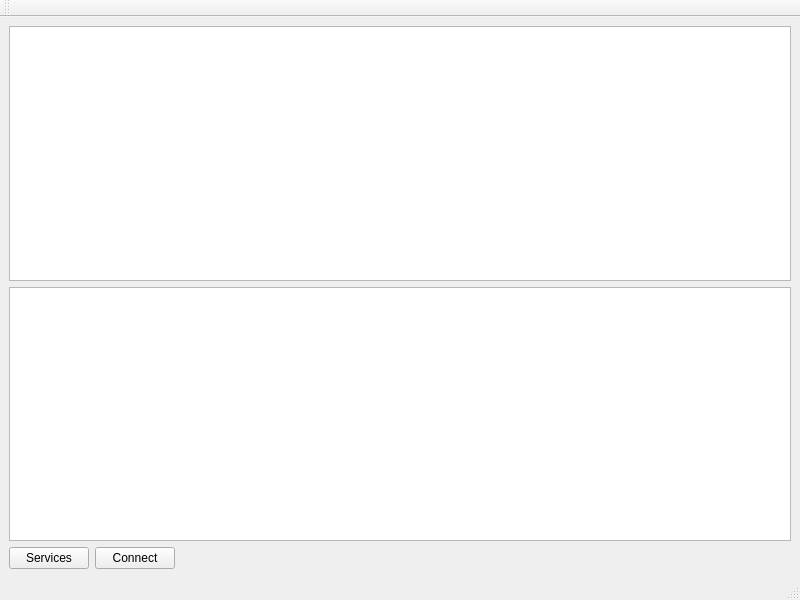
The window that qscanner/mainwindow.ui (svenssonjoel/BLE_S) describes before a commit, drawn with Qt 5.
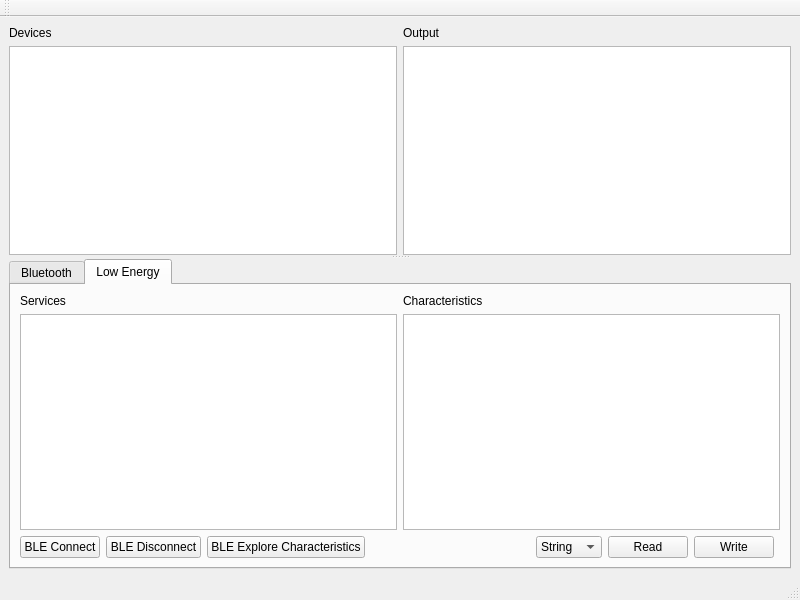
The same window after the commit.

Commit message: Pushing the results of weekend hacking

Patch:
```diff
--- a/qscanner/mainwindow.ui
+++ b/qscanner/mainwindow.ui
@@ -14,43 +14,213 @@
    <string>MainWindow</string>
   </property>
   <widget class="QWidget" name="centralwidget">
-   <layout class="QGridLayout" name="gridLayout_2">
+   <layout class="QGridLayout" name="gridLayout_5">
     <item row="0" column="0">
-     <widget class="QListWidget" name="devicesListWidget"/>
-    </item>
-    <item row="2" column="0">
-     <layout class="QGridLayout" name="gridLayout">
-      <item row="0" column="2">
-       <spacer name="horizontalSpacer">
-        <property name="orientation">
-         <enum>Qt::Horizontal</enum>
-        </property>
-        <property name="sizeHint" stdset="0">
-         <size>
-          <width>40</width>
-          <height>20</height>
-         </size>
-        </property>
-       </spacer>
-      </item>
-      <item row="0" column="0">
-       <widget class="QPushButton" name="servicesPushButton">
-        <property name="text">
-         <string>Services</string>
-        </property>
+     <widget class="QSplitter" name="splitter">
+      <property name="orientation">
+       <enum>Qt::Vertical</enum>
+      </property>
+      <widget class="QWidget" name="">
+       <layout class="QGridLayout" name="gridLayout_3">
+        <item row="1" column="0">
+         <widget class="QListWidget" name="devicesListWidget"/>
+        </item>
+        <item row="0" column="0">
+         <widget class="QLabel" name="label_4">
+          <property name="text">
+           <string>Devices</string>
+          </property>
+         </widget>
+        </item>
+        <item row="0" column="1">
+         <widget class="QLabel" name="label_5">
+          <property name="text">
+           <string>Output</string>
+          </property>
+         </widget>
+        </item>
+        <item row="1" column="1">
+         <widget class="QPlainTextEdit" name="outputPlainTextEdit"/>
+        </item>
+       </layout>
+      </widget>
+      <widget class="QTabWidget" name="tabWidget">
+       <property name="currentIndex">
+        <number>1</number>
+       </property>
+       <widget class="QWidget" name="tab">
+        <attribute name="title">
+         <string>Bluetooth</string>
+        </attribute>
+        <layout class="QGridLayout" name="gridLayout_2">
+         <item row="1" column="0">
+          <widget class="QListWidget" name="servicesListWidget"/>
+         </item>
+         <item row="0" column="0">
+          <widget class="QLabel" name="label_3">
+           <property name="text">
+            <string>Services</string>
+           </property>
+          </widget>
+         </item>
+         <item row="2" column="0">
+          <layout class="QGridLayout" name="gridLayout">
+           <item row="0" column="1">
+            <widget class="QPushButton" name="connectPushButton">
+             <property name="text">
+              <string>Connect</string>
+             </property>
+            </widget>
+           </item>
+           <item row="0" column="0">
+            <widget class="QPushButton" name="servicesPushButton">
+             <property name="text">
+              <string>Services</string>
+             </property>
+            </widget>
+           </item>
+           <item row="0" column="2">
+            <spacer name="horizontalSpacer_2">
+             <property name="orientation">
+              <enum>Qt::Horizontal</enum>
+             </property>
+             <property name="sizeHint" stdset="0">
+              <size>
+               <width>40</width>
+               <height>20</height>
+              </size>
+             </property>
+            </spacer>
+           </item>
+          </layout>
+         </item>
+        </layout>
        </widget>
-      </item>
-      <item row="0" column="1">
-       <widget class="QPushButton" name="connectPushButton">
-        <property name="text">
-         <string>Connect</string>
-        </property>
+       <widget class="QWidget" name="tab_2">
+        <attribute name="title">
+         <string>Low Energy</string>
+        </attribute>
+        <layout class="QGridLayout" name="gridLayout_6">
+         <item row="1" column="5">
+          <widget class="QPushButton" name="bleCharacteristicReadPushButton">
+           <property name="text">
+            <string>Read</string>
+           </property>
+          </widget>
+         </item>
+         <item row="1" column="2">
+          <widget class="QPushButton" name="bleServiceConnectpushButton">
+           <property name="text">
+            <string>BLE Explore Characteristics</string>
+           </property>
+          </widget>
+         </item>
+         <item row="1" column="0">
+          <widget class="QPushButton" name="bleConnectPushButton">
+           <property name="text">
+            <string>BLE Connect</string>
+           </property>
+          </widget>
+         </item>
+         <item row="0" column="0" colspan="8">
+          <layout class="QGridLayout" name="gridLayout_4">
+           <item row="1" column="0">
+            <widget class="QListWidget" name="bleServicesListWidget"/>
+           </item>
+           <item row="0" column="1">
+            <widget class="QLabel" name="label_2">
+             <property name="text">
+              <string>Characteristics</string>
+             </property>
+            </widget>
+           </item>
+           <item row="0" column="0">
+            <widget class="QLabel" name="label">
+             <property name="text">
+              <string>Services</string>
+             </property>
+            </widget>
+           </item>
+           <item row="1" column="1">
+            <widget class="QListWidget" name="bleCharacteristicsListWidget"/>
+           </item>
+          </layout>
+         </item>
+         <item row="1" column="1">
+          <widget class="QPushButton" name="bleDisconnectPushButton">
+           <property name="text">
+            <string>BLE Disconnect</string>
+           </property>
+          </widget>
+         </item>
+         <item row="1" column="3">
+          <spacer name="horizontalSpacer">
+           <property name="orientation">
+            <enum>Qt::Horizontal</enum>
+           </property>
+           <property name="sizeHint" stdset="0">
+            <size>
+             <width>68</width>
+             <height>20</height>
+            </size>
+           </property>
+          </spacer>
+         </item>
+         <item row="1" column="6">
+          <widget class="QPushButton" name="bleCharacteristicWritePushButton">
+           <property name="text">
+            <string>Write</string>
+           </property>
+          </widget>
+         </item>
+         <item row="1" column="4">
+          <widget class="QComboBox" name="bleCharacteristicReadTypeComboBox">
+           <item>
+            <property name="text">
+             <string>String</string>
+            </property>
+           </item>
+           <item>
+            <property name="text">
+             <string>Int8</string>
+            </property>
+           </item>
+           <item>
+            <property name="text">
+             <string>Int16</string>
+            </property>
+           </item>
+           <item>
+            <property name="text">
+             <string>Int32</string>
+            </property>
+           </item>
+           <item>
+            <property name="text">
+             <string>UInt8</string>
+            </property>
+           </item>
+           <item>
+            <property name="text">
+             <string>UInt16</string>
+            </property>
+           </item>
+           <item>
+            <property name="text">
+             <string>UInt32</string>
+            </property>
+           </item>
+           <item>
+            <property name="text">
+             <string>Hex</string>
+            </property>
+           </item>
+          </widget>
+         </item>
+        </layout>
        </widget>
-      </item>
-     </layout>
-    </item>
-    <item row="1" column="0">
-     <widget class="QListWidget" name="servicesListWidget"/>
+      </widget>
+     </widget>
     </item>
    </layout>
   </widget>
```
The commit also changes 2 other files.
